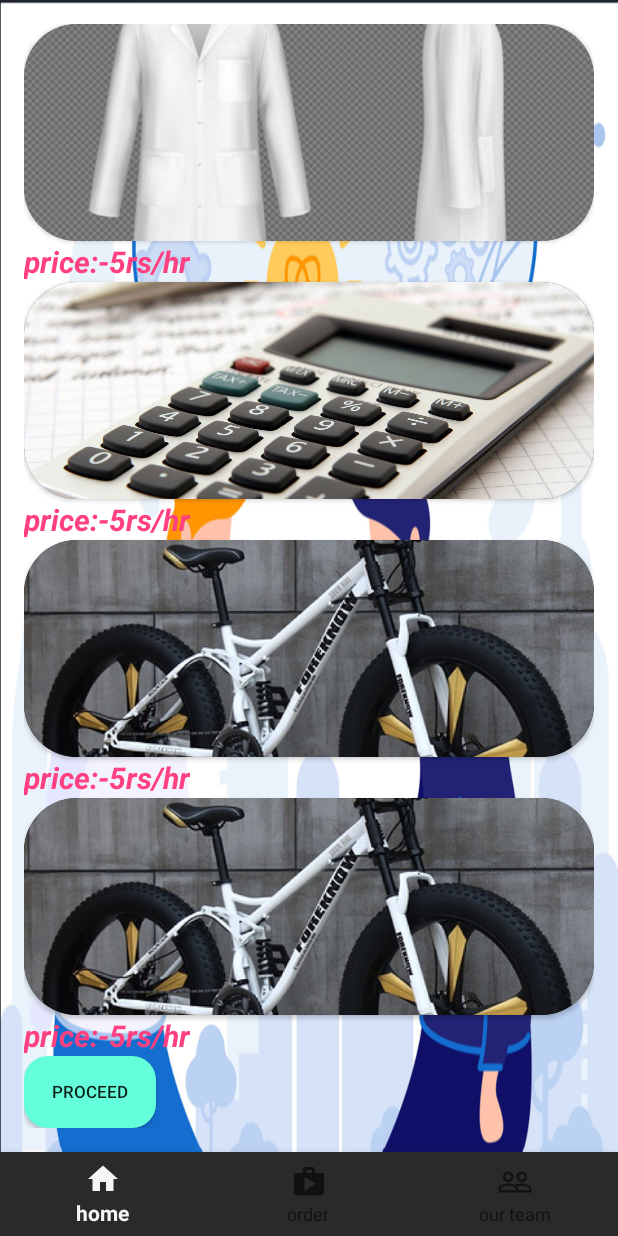
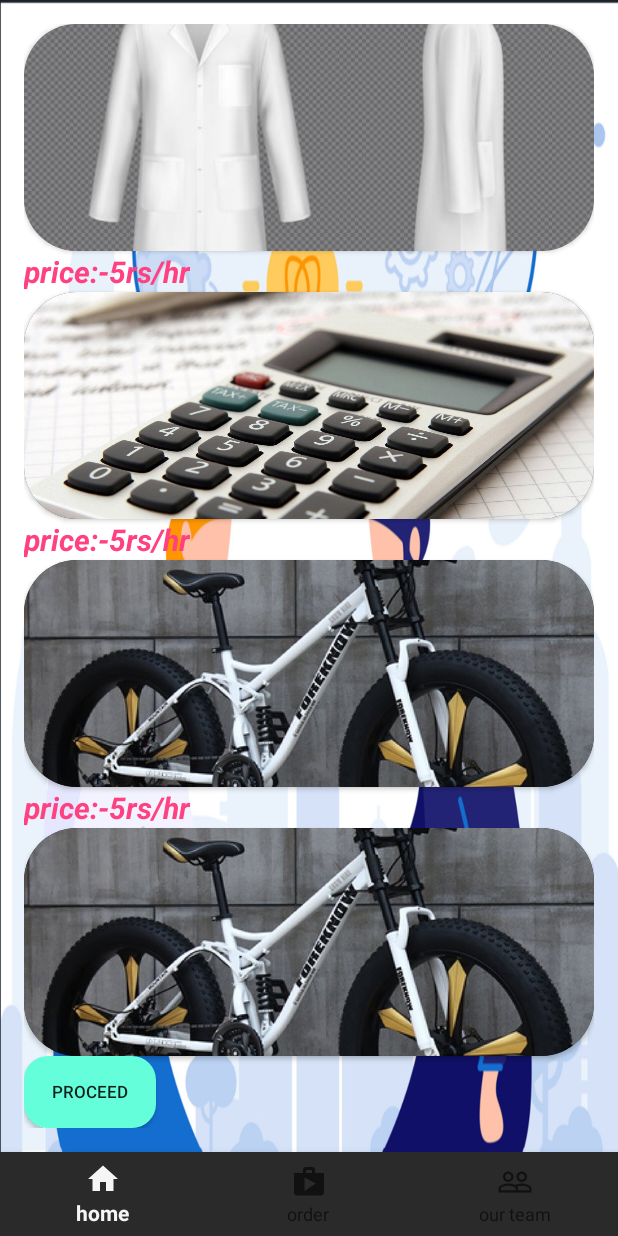
Before and after one commit to rohitsingh290320052/College-Help-App, an Android app: the fragment BlankFragment4 placed in its activity, on a phone screen of 412 x 824 dp. Run offline under Robolectric (Android 15) with nearby library versions, the phone set to English and light mode, and no system bars.

Commit message:
another test

```diff
--- a/app/src/main/res/layout/fragment_blank4.xml
+++ b/app/src/main/res/layout/fragment_blank4.xml
@@ -106,13 +106,13 @@
                 android:src="@drawable/bicyl"/>
         </androidx.cardview.widget.CardView>
 
-        <TextView
-            android:layout_width="wrap_content"
-            android:layout_height="wrap_content"
-            android:text="price:-5rs/hr"
-            android:textColor="#FF4081"
-            android:textSize="20dp"
-            android:textStyle="bold|italic" />
+<!--        <TextView-->
+<!--            android:layout_width="wrap_content"-->
+<!--            android:layout_height="wrap_content"-->
+<!--            android:text="price:-5rs/hr"-->
+<!--            android:textColor="#FF4081"-->
+<!--            android:textSize="20dp"-->
+<!--            android:textStyle="bold|italic" />-->
 
         <!-- Repeat for other images and texts -->
 
```
